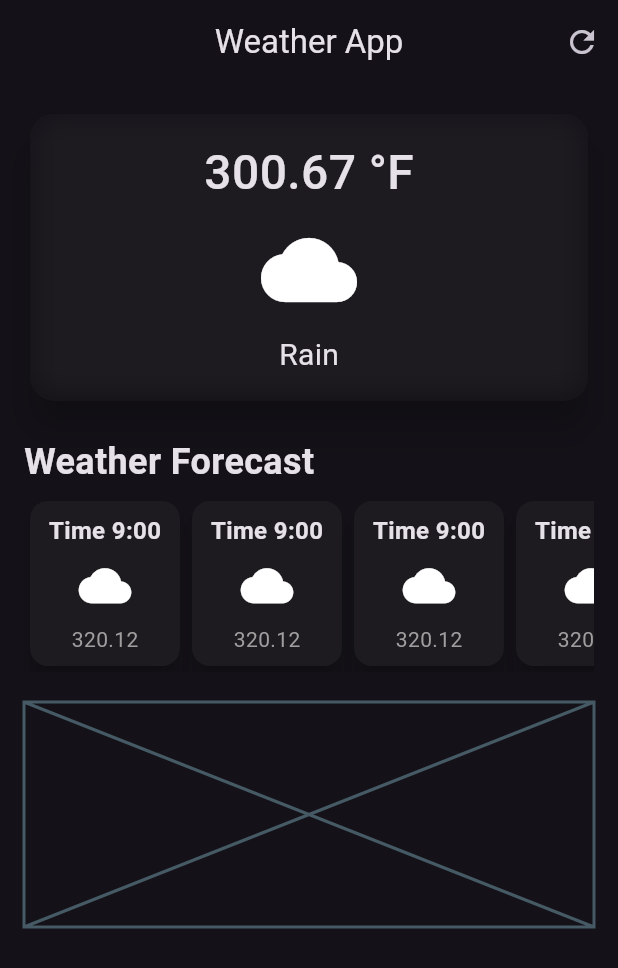
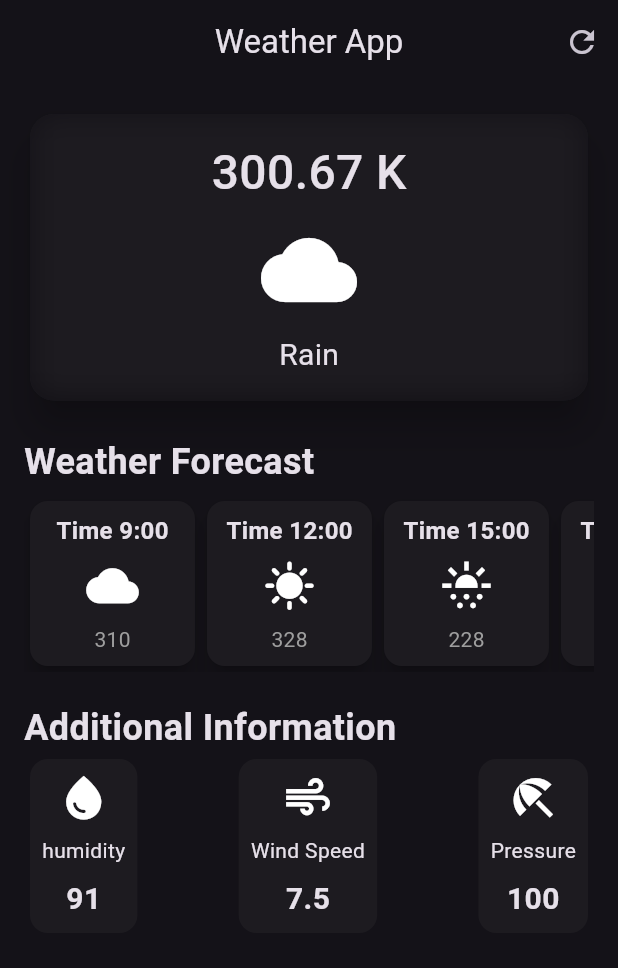
Before and after one commit to Andrzejklim/Weather_App, a Flutter app: the screen it shows after launch, on a phone screen of 412 x 824 dp. Shown: the top 968 px of the screen. Run offline on Flutter 3.47's test engine with Material 3 defaults, Android fonts, the phone set to English and light mode, and no system bars.

Commit message:
design only

```diff
--- /dev/null
+++ b/lib/additional_info_item.dart
@@ -0,0 +1,42 @@
+import 'package:flutter/material.dart';
+
+class AdditionalInfoItem extends StatelessWidget {
+  const AdditionalInfoItem({super.key, required this.icon, required this.desc, required this.value});
+
+  final IconData icon;
+  final String desc;
+  final String value;
+
+
+
+  @override
+  Widget build(BuildContext context) {
+    return Card(
+                elevation: 0,
+                child: Container(
+                  // width: 105,
+                  padding: const EdgeInsets.symmetric(vertical: 8, horizontal: 8),
+                  child: Column(
+                    children: [
+                      Icon(icon,
+                      size: 35,),
+                      const SizedBox(
+                        height: 8
+                      ),
+                      Text(desc),
+                      const SizedBox(
+                        height: 8,
+                      ),
+                      Text(
+                        value,
+                        style: const TextStyle(
+                          fontSize: 20,
+                          fontWeight: FontWeight.bold,
+                        ),
+                      )
+                    ],
+                  ),
+                ),
+              );
+  }
+}
--- /dev/null
+++ b/lib/hourly_forecast_item.dart
@@ -0,0 +1,51 @@
+import 'package:flutter/material.dart';
+
+class HourlyForecastItem extends StatelessWidget {
+  const HourlyForecastItem({required this.time, required this.icon, required this.temp,super.key});
+
+  final String time;
+  final IconData icon;
+  final String temp;
+
+  @override
+  Widget build(BuildContext context) {
+    return Card(
+      elevation: 6,
+      child: Container(
+        width: 110,
+        decoration: BoxDecoration(
+          borderRadius: BorderRadius.circular(18),
+        ),
+        padding: const EdgeInsets.all(8),
+        child: Column(
+          children: [
+            Text(
+              "Time $time",
+              style: const TextStyle(
+                fontSize: 16,
+                fontWeight: FontWeight.bold,
+              ),
+            ),
+            const SizedBox(
+              height: 8,
+            ),
+            Icon(
+              icon,
+              size: 35,
+            ),
+            const SizedBox(
+              height: 8,
+            ),
+            Text(
+              temp,
+              style: const TextStyle(
+                  fontSize: 14,
+                  // fontWeight: FontWeight.bold,
+                  color: Colors.grey),
+            ),
+          ],
+        ),
+      ),
+    );
+  }
+}
--- a/lib/weather_screen.dart
+++ b/lib/weather_screen.dart
@@ -1,7 +1,7 @@
 import 'dart:ui';
-
 import 'package:flutter/material.dart';
-
+import 'package:weather_app/hourly_forecast_item.dart';
+import 'package:weather_app/additional_info_item.dart';
 class WeatherScreen extends StatelessWidget {
   const WeatherScreen({super.key});
 
@@ -34,7 +34,7 @@ class WeatherScreen extends StatelessWidget {
                     child: Column(
                       children: [
                         Text(
-                          '300.67 °F',
+                          '300.67 K',
                           style: TextStyle(
                             fontSize: 32,
                             fontWeight: FontWeight.w500,
@@ -74,174 +74,36 @@ class WeatherScreen extends StatelessWidget {
           const SizedBox(
             height: 5,
           ),
-          SingleChildScrollView(
+          const SingleChildScrollView(
             scrollDirection: Axis.horizontal,
             child: Row(
               children: [
-                Card(
-                  elevation: 6,
-                  child: Container(
-                    width: 100,
-                    decoration: BoxDecoration(
-                      borderRadius: BorderRadius.circular(18),
-                    ),
-                    padding: const EdgeInsets.all(8),
-                    child: const Column(
-                      children: [
-                        Text(
-                          "Time 9:00",
-                          style: TextStyle(
-                            fontSize: 16,
-                            fontWeight: FontWeight.bold,
-                          ),
-                        ),
-                        SizedBox(
-                          height: 8,
-                        ),
-                        Icon(
-                          Icons.cloud,
-                          size: 35,
-                        ),
-                        SizedBox(
-                          height: 8,
-                        ),
-                        Text(
-                          "320.12",
-                          style: TextStyle(
-                            fontSize: 14,
-                            // fontWeight: FontWeight.bold,
-                            color: Colors.grey
-                          ),
-                        ),
-                      ],
-                    ),
-                  ),
-                ),
-                Card(
-                  elevation: 6,
-                  child: Container(
-                    width: 100,
-                    decoration: BoxDecoration(
-                      borderRadius: BorderRadius.circular(18),
-                    ),
-                    padding: const EdgeInsets.all(8),
-                    child: const Column(
-                      children: [
-                        Text(
-                          "Time 9:00",
-                          style: TextStyle(
-                            fontSize: 16,
-                            fontWeight: FontWeight.bold,
-                          ),
-                        ),
-                        SizedBox(
-                          height: 8,
-                        ),
-                        Icon(
-                          Icons.cloud,
-                          size: 35,
-                        ),
-                        SizedBox(
-                          height: 8,
-                        ),
-                        Text(
-                          "320.12",
-                          style: TextStyle(
-                            fontSize: 14,
-                            // fontWeight: FontWeight.bold,
-                            color: Colors.grey
-                          ),
-                        ),
-                      ],
-                    ),
-                  ),
-                ),
-                Card(
-                  elevation: 6,
-                  child: Container(
-                    width: 100,
-                    decoration: BoxDecoration(
-                      borderRadius: BorderRadius.circular(18),
-                    ),
-                    padding: const EdgeInsets.all(8),
-                    child: const Column(
-                      children: [
-                        Text(
-                          "Time 9:00",
-                          style: TextStyle(
-                            fontSize: 16,
-                            fontWeight: FontWeight.bold,
-                          ),
-                        ),
-                        SizedBox(
-                          height: 8,
-                        ),
-                        Icon(
-                          Icons.cloud,
-                          size: 35,
-                        ),
-                        SizedBox(
-                          height: 8,
-                        ),
-                        Text(
-                          "320.12",
-                          style: TextStyle(
-                            fontSize: 14,
-                            // fontWeight: FontWeight.bold,
-                            color: Colors.grey
-                          ),
-                        ),
-                      ],
-                    ),
-                  ),
-                ),
-                Card(
-                  elevation: 6,
-                  child: Container(
-                    width: 100,
-                    decoration: BoxDecoration(
-                      borderRadius: BorderRadius.circular(18),
-                    ),
-                    padding: const EdgeInsets.all(8),
-                    child: const Column(
-                      children: [
-                        Text(
-                          "Time 9:00",
-                          style: TextStyle(
-                            fontSize: 16,
-                            fontWeight: FontWeight.bold,
-                          ),
-                        ),
-                        SizedBox(
-                          height: 8,
-                        ),
-                        Icon(
-                          Icons.cloud,
-                          size: 35,
-                        ),
-                        SizedBox(
-                          height: 8,
-                        ),
-                        Text(
-                          "320.12",
-                          style: TextStyle(
-                            fontSize: 14,
-                            // fontWeight: FontWeight.bold,
-                            color: Colors.grey
-                          ),
-                        ),
-                      ],
-                    ),
-                  ),
-                ),
+                HourlyForecastItem(time: '9:00',icon: Icons.cloud, temp: "310",),
+                HourlyForecastItem(time: '12:00',icon: Icons.sunny, temp: "328",),
+                HourlyForecastItem(time: '15:00',icon: Icons.sunny_snowing, temp: "228",),
+                HourlyForecastItem(time: '18:00',icon: Icons.cloud, temp: "310",),
               ],
             ),
           ),
           const SizedBox(
             height: 20,
           ),
-          const Placeholder(
-            fallbackHeight: 150,
+          const Text(
+            "Additional Information",
+            style: TextStyle(
+              fontSize: 24,
+              fontWeight: FontWeight.bold,
+            ),
+          ),
+          const Row(
+            // mainAxisSize: MainAxisSize.max,
+            mainAxisAlignment: MainAxisAlignment.spaceBetween,
+            // crossAxisAlignment: CrossAxisAlignment.center,
+            children: [
+              AdditionalInfoItem(icon: Icons.water_drop, desc: "humidity", value :'91'),
+              AdditionalInfoItem(icon: Icons.air_sharp, desc: "Wind Speed", value : '7.5'),
+              AdditionalInfoItem(icon: Icons.beach_access, desc: "Pressure", value :'100'),
+            ],
           )
         ]),
       ),
```
